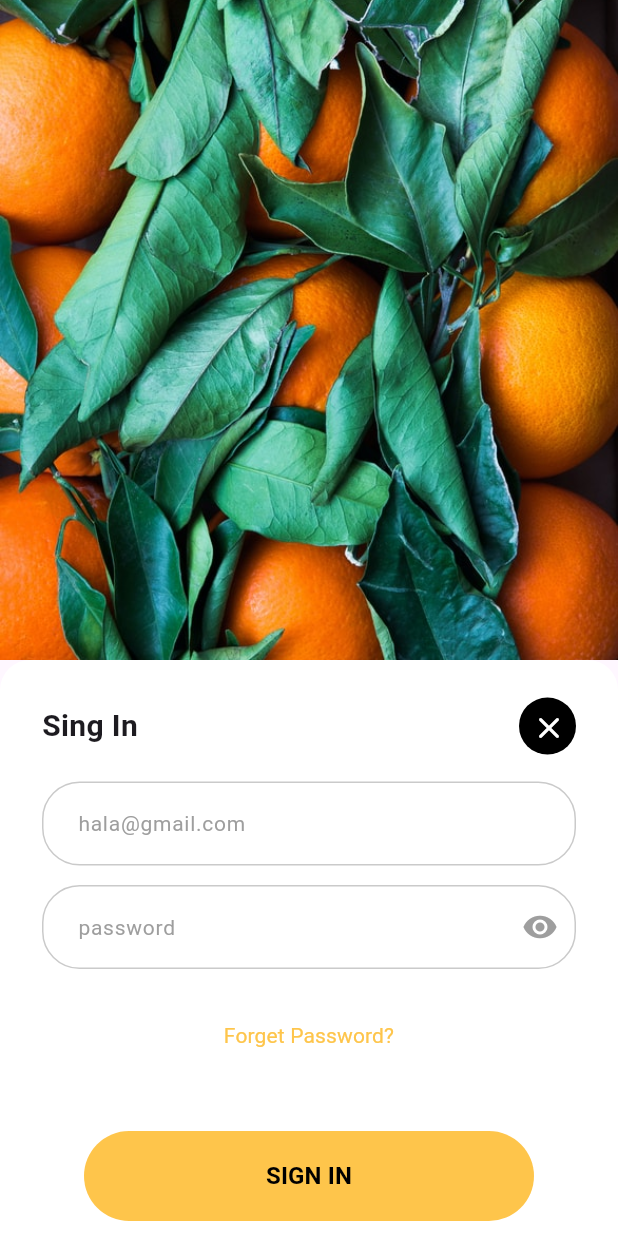
After one commit to hala-dalloul/Fresh-Fruits, a Flutter app: the SignInScreen screen opened directly, on a phone screen of 412 x 824 dp. The commit adds this screen. Run offline on Flutter 3.47's test engine with Material 3 defaults, Android fonts, the phone set to English and light mode, and no system bars.

Commit message:
Add sign in screen with and update sign in button action

```diff
--- /dev/null
+++ b/lib/SignIn&Up/SignInScreen.dart
@@ -0,0 +1,109 @@
+import 'package:flutter/material.dart';
+
+import 'CustomTextField.dart';
+
+class SignInScreen extends StatefulWidget {
+  const SignInScreen({super.key});
+
+  @override
+  State<SignInScreen> createState() => _SignInScreenState();
+}
+
+class _SignInScreenState extends State<SignInScreen> {
+  @override
+  Widget build(BuildContext context) {
+    return Scaffold(
+      body: Stack(
+        children: [
+          Image.asset(
+            "assets/images/sing-in.png",
+            width: double.infinity,
+            height: 440,
+            fit: BoxFit.cover,
+          ),
+          Padding(
+            padding: EdgeInsets.only(top: 440),
+            child: Container(
+              width: double.infinity,
+              height: double.infinity,
+              decoration: BoxDecoration(
+                color: Colors.white,
+                borderRadius: BorderRadius.only(
+                  topLeft: Radius.circular(20),
+                  topRight: Radius.circular(20),
+                ),
+              ),
+              child: Padding(
+                padding: EdgeInsets.only(left: 28, right: 28, top: 25),
+                child: Column(
+                  children: [
+                    Row(
+                      mainAxisAlignment: MainAxisAlignment.spaceBetween,
+                      children: [
+                        Text(
+                          "Sing In",
+                          style: TextStyle(
+                            fontWeight: FontWeight.w600,
+                            fontSize: 20,
+                          ),
+                        ),
+                        Container(
+                          width: 38,
+                          height: 38,
+                          decoration: BoxDecoration(
+                            color: Colors.black,
+                            borderRadius: BorderRadius.all(Radius.circular(30)),
+                          ),
+                          child: IconButton(
+                            onPressed: () {},
+                            icon: Icon(Icons.close_rounded),
+                            color: Colors.white,
+                          ),
+                        ),
+                      ],
+                    ),
+                    SizedBox(height: 18,),
+
+                    CustomTextField(hintText: "hala@gmail.com"),
+                    SizedBox(height: 13,),
+                    CustomTextField(hintText: "password", suffixIcon: Icon(Icons.remove_red_eye_rounded),),
+                    SizedBox(height: 20),
+                    TextButton(onPressed: (){},child: Text("Forget Password?",style: TextStyle(fontSize: 14,fontWeight: FontWeight.w400, color: Color(0xffFEC54B)),textAlign: TextAlign.center),),
+                    Padding(
+                      padding: EdgeInsets.only(top: 40, left: 28, right: 28),
+                      child: SizedBox(
+                        width: double.infinity,
+                        height: 60,
+                        child: FilledButton(
+                          onPressed: () {
+                            // Navigator.push(
+                            //   context,
+                            //   MaterialPageRoute(
+                            //     builder: (_) => const (number: 2),
+                            //   ),
+                            // );
+                          },
+                          style: FilledButton.styleFrom(
+                            backgroundColor: Color(0xffFEC54B),
+                          ),
+                          child: Text(
+                            "SIGN IN",
+                            style: TextStyle(
+                              fontWeight: FontWeight.w700,
+                              fontSize: 16,
+                              color: Colors.black,
+                            ),
+                          ),
+                        ),
+                      ),
+                    ),
+                  ],
+                ),
+              ),
+            ),
+          ),
+        ],
+      ),
+    );
+  }
+}
--- a/lib/splash&onboard/OnboardScreen.dart
+++ b/lib/splash&onboard/OnboardScreen.dart
@@ -69,13 +69,20 @@ class OnboardScreen extends StatelessWidget {
                 width: double.infinity,
                 height: 60,
                 child: FilledButton(
-                  onPressed: () {},
+                  onPressed: () {
+                    Navigator.push(
+                      context,
+                      MaterialPageRoute(
+                        builder: (_) => const SignInScreen(),
+                      ),
+                    );
+                  },
                   style: FilledButton.styleFrom(
                     backgroundColor: Colors.white,
                     side: BorderSide(color: Colors.black, width: 2),
                   ),
                   child: Text(
-                    "Create an account",
+                    "Login",
                     style: TextStyle(
                       fontWeight: FontWeight.w700,
                       fontSize: 16,
```
Also changed, not shown: assets/images/sing-in.png (added).
